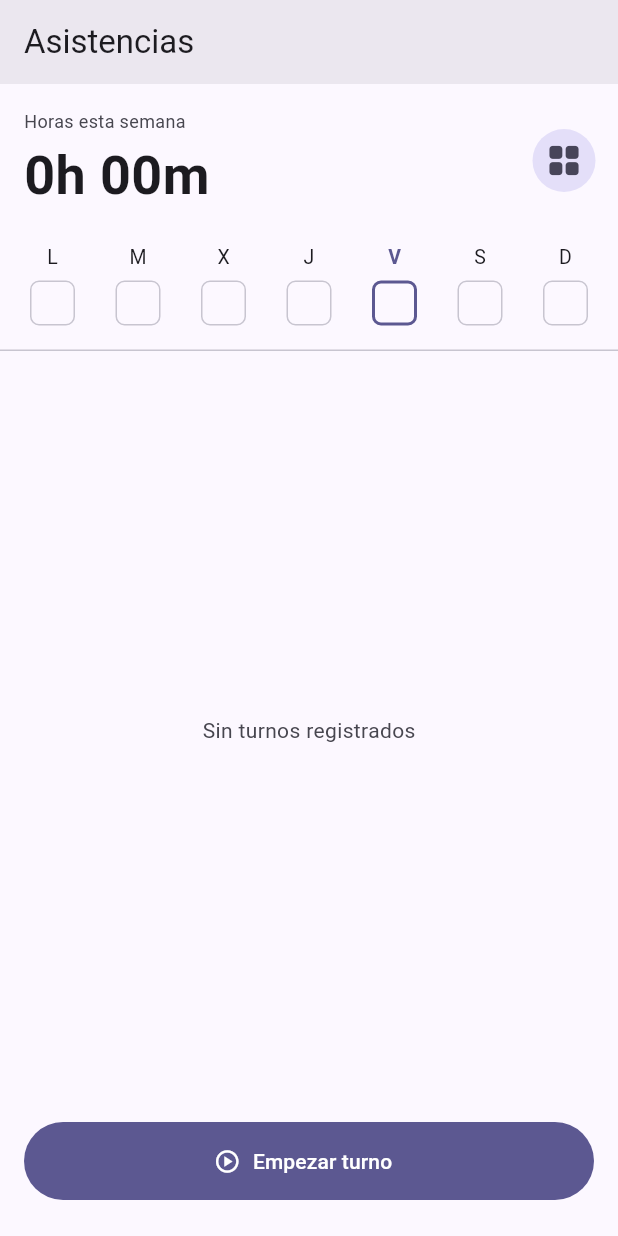
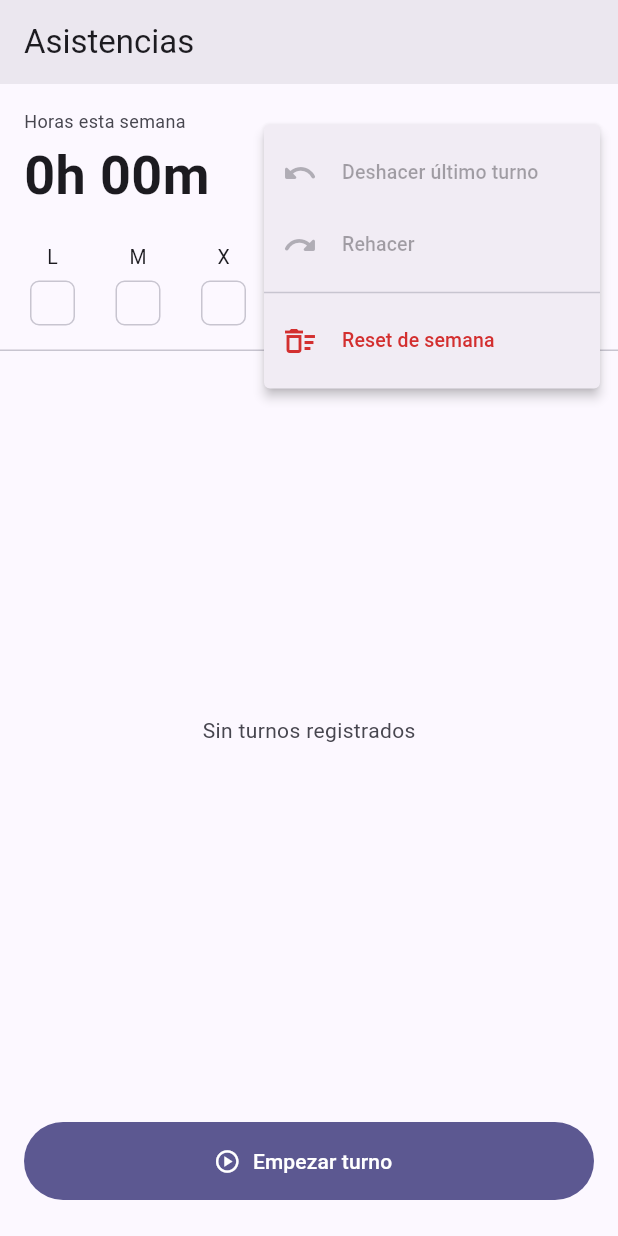
Before and after one commit to Gerardocruzdc/flu_avm, a Flutter app: the AsistenciasScreen screen opened by its route, after a tap on the "grid view" icon, on a phone screen of 412 x 824 dp. Run offline on Flutter 3.47's test engine with Material 3 defaults, Android fonts, the light colour scheme and no system bars; our stand-ins replace dio, flutter_riverpod, geolocator, go_router, google_fonts, pie_chart and 2 more; missing offline and left inert: mapbox_maps_flutter; accounts and stored records are empty.

Commit message:
gcrudec: Menu Botton actions, reset semana

```diff
--- a/lib/presentation/screens/asistencias/asistencias_screen.dart
+++ b/lib/presentation/screens/asistencias/asistencias_screen.dart
@@ -165,13 +165,15 @@ class _AsistenciasScreenState extends ConsumerState<AsistenciasScreen> {
 
 // ─── Resumen semanal ──────────────────────────────────────────────────────────
 
-class _ResumenSemanalWidget extends StatelessWidget {
+class _ResumenSemanalWidget extends ConsumerWidget {
   final Duration horasSemanales;
 
   const _ResumenSemanalWidget({required this.horasSemanales});
 
   @override
-  Widget build(BuildContext context) {
+  Widget build(BuildContext context, WidgetRef ref) {
+    final state = ref.watch(turnosProvider);
+    final notifier = ref.read(turnosProvider.notifier);
     final colorum = Theme.of(context).colorScheme;
     final h = horasSemanales.inHours;
     final m = (horasSemanales.inMinutes % 60).toString().padLeft(2, '0');
@@ -204,10 +206,74 @@ class _ResumenSemanalWidget extends StatelessWidget {
               ],
             ),
           ),
-          IconButton.filledTonal(
-            onPressed: () {},
-            iconSize: 26,
+          PopupMenuButton<String>(
             icon: const Icon(Icons.grid_view_rounded),
+            style: IconButton.styleFrom(
+              backgroundColor: colorum.secondaryContainer,
+              foregroundColor: colorum.onSecondaryContainer,
+            ),
+            onSelected: (value) async {
+              switch (value) {
+                case 'deshacer':
+                  await notifier.deshacerUltimoTurno();
+                case 'rehacer':
+                  await notifier.rehacerTurno();
+                case 'reset':
+                  final confirmar = await showDialog<bool>(
+                    context: context,
+                    builder: (_) => AlertDialog(
+                      title: const Text('Resetear semana'),
+                      content: const Text(
+                          '¿Eliminar todos los turnos de esta semana?'),
+                      actions: [
+                        TextButton(
+                          onPressed: () => Navigator.pop(context, false),
+                          child: const Text('Cancelar'),
+                        ),
+                        FilledButton(
+                          onPressed: () => Navigator.pop(context, true),
+                          child: const Text('Resetear'),
+                        ),
+                      ],
+                    ),
+                  );
+                  if (confirmar == true) await notifier.resetSemana();
+              }
+            },
+            itemBuilder: (_) => [
+              PopupMenuItem(
+                value: 'deshacer',
+                enabled: state.puedeDeshacer,
+                child: const ListTile(
+                  leading: Icon(Icons.undo_rounded),
+                  title: Text('Deshacer último turno'),
+                  contentPadding: EdgeInsets.zero,
+                  dense: true,
+                ),
+              ),
+              PopupMenuItem(
+                value: 'rehacer',
+                enabled: state.puedeRehacer,
+                child: const ListTile(
+                  leading: Icon(Icons.redo_rounded),
+                  title: Text('Rehacer'),
+                  contentPadding: EdgeInsets.zero,
+                  dense: true,
+                ),
+              ),
+              const PopupMenuDivider(),
+              PopupMenuItem(
+                value: 'reset',
+                child: ListTile(
+                  leading: Icon(Icons.delete_sweep_outlined,
+                      color: Colors.red.shade700),
+                  title: Text('Reset de semana',
+                      style: TextStyle(color: Colors.red.shade700)),
+                  contentPadding: EdgeInsets.zero,
+                  dense: true,
+                ),
+              ),
+            ],
           ),
         ],
       ),
```
Also changed, not shown: lib/presentation/providers/asistencias_provider.dart (+43 -1 lines).
